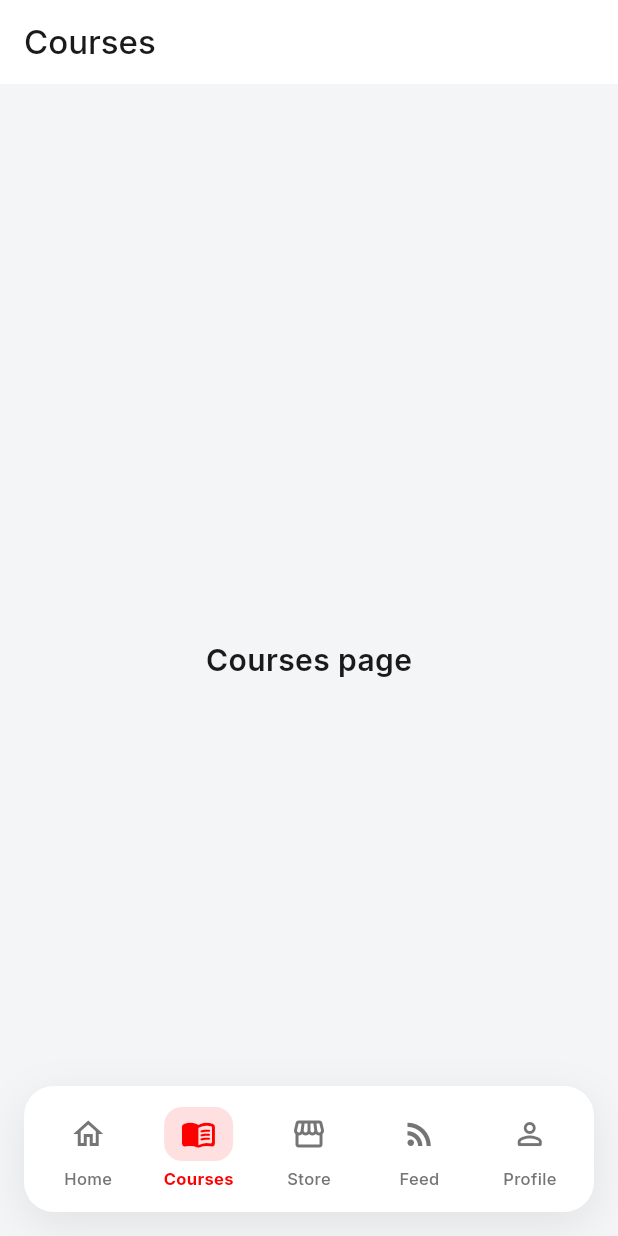
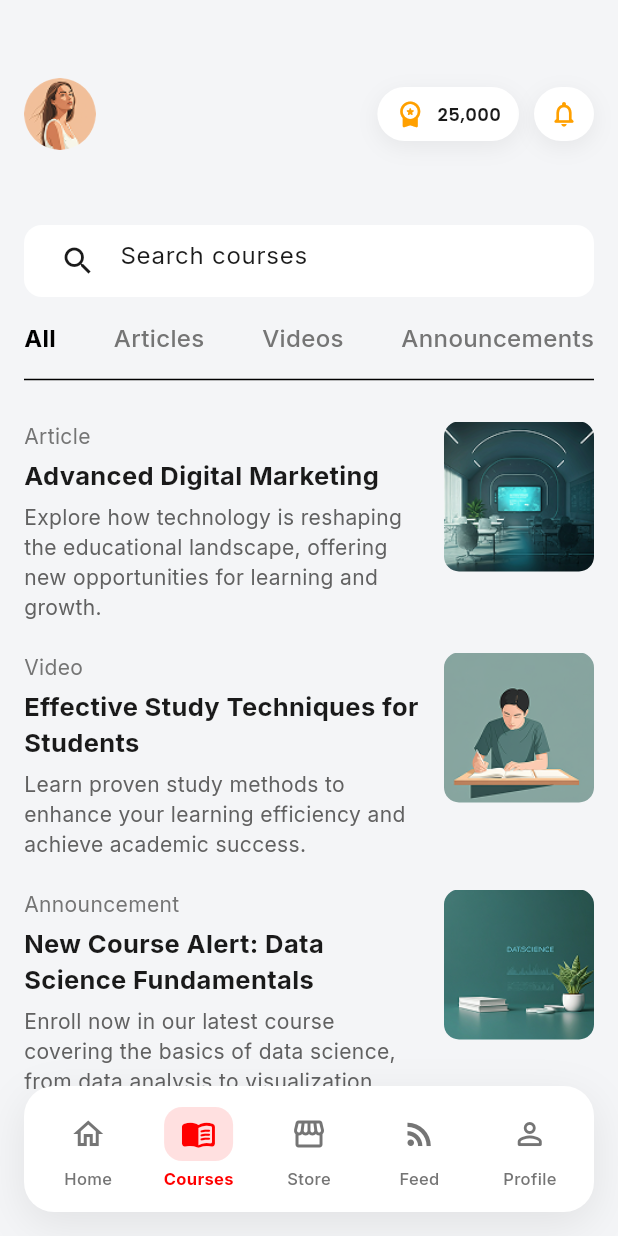
Before and after one commit to Ravi-Sensible/TalkED, a Flutter app: the MainShell screen opened directly, item 2 of the bottom bar chosen, on a phone screen of 412 x 824 dp. Run offline on Flutter 3.47's test engine with Material 3 defaults, Android fonts, the phone set to English and light mode, and no system bars; our stand-ins replace carousel_slider, google_fonts.

Commit message:
course page and store page

```diff
--- a/lib/pages/components/home_header.dart
+++ b/lib/pages/components/home_header.dart
@@ -3,9 +3,14 @@ import 'package:google_fonts/google_fonts.dart';
 import 'package:talked/pages/components/header_pill.dart';
 
 class HomeHeader extends StatelessWidget {
-  const HomeHeader({super.key, required this.onOpenDrawer});
+  const HomeHeader({
+    super.key,
+    required this.onOpenDrawer,
+    this.showGreeting = true, // 👈 optional prop with default = true
+  });
 
   final VoidCallback onOpenDrawer;
+  final bool showGreeting; // 👈 defines whether greeting should be shown
 
   @override
   Widget build(BuildContext context) {
@@ -29,7 +34,10 @@ class HomeHeader extends StatelessWidget {
                 child: Row(
                   mainAxisAlignment: MainAxisAlignment.end,
                   children: const [
-                    HeaderPill(icon: Icons.workspace_premium_rounded, text: '25,000'),
+                    HeaderPill(
+                      icon: Icons.workspace_premium_rounded,
+                      text: '25,000',
+                    ),
                     SizedBox(width: 10),
                     HeaderPill(icon: Icons.notifications_none_rounded),
                   ],
@@ -37,16 +45,26 @@ class HomeHeader extends StatelessWidget {
               ),
             ],
           ),
+
+          // 👇 Conditionally show greeting text
+          if (showGreeting) ...[
             const SizedBox(height: 18),
             Text(
               'Hello, Anya !',
-            style: GoogleFonts.poppins(fontSize: 22, fontWeight: FontWeight.w700),
+              style: GoogleFonts.poppins(
+                fontSize: 22,
+                fontWeight: FontWeight.w700,
+              ),
             ),
             const SizedBox(height: 6),
             Text(
               'Keep up the great work.',
-            style: GoogleFonts.poppins(fontSize: 13, color: Colors.grey[700]),
+              style: GoogleFonts.poppins(
+                fontSize: 13,
+                color: Colors.grey[700],
               ),
+            ),
+          ],
         ],
       ),
     );
--- /dev/null
+++ b/lib/pages/course_page.dart
@@ -0,0 +1,197 @@
+import 'package:flutter/material.dart';
+import 'package:talked/pages/components/app_drawer.dart';
+import 'package:talked/pages/components/home_header.dart';
+
+class CoursePage extends StatelessWidget {
+  final ValueChanged<int> onSelectTab;
+  final GlobalKey<ScaffoldState> _scaffoldKey = GlobalKey<ScaffoldState>();
+
+  CoursePage({super.key, required this.onSelectTab});
+
+  final List<Map<String, String>> courses = [
+    {
+      'type': 'Article',
+      'title': 'Advanced Digital Marketing',
+      'description':
+      'Explore how technology is reshaping the educational landscape, offering new opportunities for learning and growth.',
+      'image': 'assets/images/digital_marketing.png',
+    },
+    {
+      'type': 'Video',
+      'title': 'Effective Study Techniques for Students',
+      'description':
+      'Learn proven study methods to enhance your learning efficiency and achieve academic success.',
+      'image': 'assets/images/study_techniques.png',
+    },
+    {
+      'type': 'Announcement',
+      'title': 'New Course Alert: Data Science Fundamentals',
+      'description':
+      'Enroll now in our latest course covering the basics of data science, from data analysis to visualization.',
+      'image': 'assets/images/data_science.png',
+    },
+  ];
+
+  @override
+  Widget build(BuildContext context) {
+    return Scaffold(
+      key: _scaffoldKey,
+      backgroundColor: const Color(0xFFF4F5F7),
+      drawer: AppDrawer(onSelectTab: onSelectTab, currentTabIndex: 1),
+      body: CustomScrollView(
+        slivers: [
+          const SliverToBoxAdapter(child: SizedBox(height: 12)),
+          SliverToBoxAdapter(
+            child: HomeHeader(
+              onOpenDrawer: () => _scaffoldKey.currentState?.openDrawer(),
+              showGreeting: false,
+            ),
+          ),
+          SliverToBoxAdapter(
+            child: Padding(
+              padding: const EdgeInsets.symmetric(horizontal: 16, vertical: 10),
+              child: Column(
+                crossAxisAlignment: CrossAxisAlignment.start,
+                children: [
+                  // 🔍 Search Bar
+                  Container(
+                    decoration: BoxDecoration(
+                      color: Colors.white,
+                      borderRadius: BorderRadius.circular(12),
+                    ),
+                    padding: const EdgeInsets.symmetric(horizontal: 12),
+                    child: const TextField(
+                      decoration: InputDecoration(
+                        border: InputBorder.none,
+                        hintText: 'Search courses',
+                        prefixIcon: Icon(Icons.search),
+                      ),
+                    ),
+                  ),
+                  const SizedBox(height: 16),
+                  // 🧭 Tabs Row
+                  Row(
+                    mainAxisAlignment: MainAxisAlignment.spaceBetween,
+                    children: const [
+                      _CategoryTab(title: 'All', isActive: true),
+                      _CategoryTab(title: 'Articles'),
+                      _CategoryTab(title: 'Videos'),
+                      _CategoryTab(title: 'Announcements'),
+                    ],
+                  ),
+                  const SizedBox(height: 8),
+                  const Divider(),
+                ],
+              ),
+            ),
+          ),
+          // 📚 Courses List
+          SliverList(
+            delegate: SliverChildBuilderDelegate(
+                  (context, index) {
+                final course = courses[index];
+                return _CourseCard(
+                  type: course['type']!,
+                  title: course['title']!,
+                  description: course['description']!,
+                  image: course['image']!,
+                );
+              },
+              childCount: courses.length,
+            ),
+          ),
+        ],
+      ),
+    );
+  }
+}
+
+// 📄 Category Tabs
+class _CategoryTab extends StatelessWidget {
+  final String title;
+  final bool isActive;
+
+  const _CategoryTab({required this.title, this.isActive = false});
+
+  @override
+  Widget build(BuildContext context) {
+    return Text(
+      title,
+      style: TextStyle(
+        fontSize: 16,
+        fontWeight: isActive ? FontWeight.bold : FontWeight.w500,
+        color: isActive ? Colors.black : Colors.grey[600],
+      ),
+    );
+  }
+}
+
+// 📚 Course Card
+class _CourseCard extends StatelessWidget {
+  final String type;
+  final String title;
+  final String description;
+  final String image;
+
+  const _CourseCard({
+    required this.type,
+    required this.title,
+    required this.description,
+    required this.image,
+  });
+
+  @override
+  Widget build(BuildContext context) {
+    return Padding(
+      padding: const EdgeInsets.symmetric(horizontal: 16, vertical: 10),
+      child: Row(
+        crossAxisAlignment: CrossAxisAlignment.start,
+        children: [
+          // Text Content
+          Expanded(
+            child: Column(
+              crossAxisAlignment: CrossAxisAlignment.start,
+              children: [
+                Text(
+                  type,
+                  style: TextStyle(
+                    color: Colors.grey[600],
+                    fontSize: 14,
+                  ),
+                ),
+                const SizedBox(height: 4),
+                Text(
+                  title,
+                  style: const TextStyle(
+                    fontSize: 17,
+                    fontWeight: FontWeight.w700,
+                  ),
+                ),
+                const SizedBox(height: 6),
+                Text(
+                  description,
+                  style: TextStyle(
+                    fontSize: 14,
+                    color: Colors.grey[700],
+                    height: 1.4,
+                  ),
+                ),
+              ],
+            ),
+          ),
+          const SizedBox(width: 12),
+          // Image
+          ClipRRect(
+            borderRadius: BorderRadius.circular(10),
+            child: Image.asset(
+              image,
+              width: 100,
+              height: 100,
+              fit: BoxFit.cover,
+            ),
+          ),
+        ],
+      ),
+    );
+  }
+}
--- a/lib/pages/main_shell.dart
+++ b/lib/pages/main_shell.dart
@@ -1,6 +1,8 @@
 import 'package:flutter/material.dart';
 import 'package:google_fonts/google_fonts.dart';
+import 'package:talked/pages/course_page.dart';
 import 'package:talked/pages/home_page.dart';
+import 'package:talked/pages/store_page.dart';
 
 class MainShell extends StatefulWidget {
   const MainShell({super.key});
@@ -18,9 +20,13 @@ class _MainShellState extends State<MainShell> {
           onSelectTab: (i) => setState(() => _index = i),
         );
       case 1:
-        return const _PlaceholderPage(title: 'Courses');
+        return CoursePage(
+          onSelectTab: (i) => setState(() => _index = i),
+        );
       case 2:
-        return const _PlaceholderPage(title: 'Store');
+        return StorePage(
+          onSelectTab: (i) => setState(() => _index = i),
+        );
       case 3:
         return const _PlaceholderPage(title: 'Feed');
       case 4:
```
Also changed, not shown: lib/pages/product_details_page.dart (added, +212 -0 lines), lib/pages/store_page.dart (added, +267 -0 lines), assets/images/bottle.png (added), assets/images/cap.png (added), assets/images/coching.png (added), assets/images/data_science.png (added), assets/images/digital_marketing.png (added), assets/images/hoodie.png (added), assets/images/notebook.png (added), assets/images/pen.png (added), assets/images/store_banner.png (added), assets/images/store_banner1.png (added), assets/images/study_techniques.png (added), assets/images/tshirt.png (added). Lines whose indentation alone changed are shown as unchanged.
